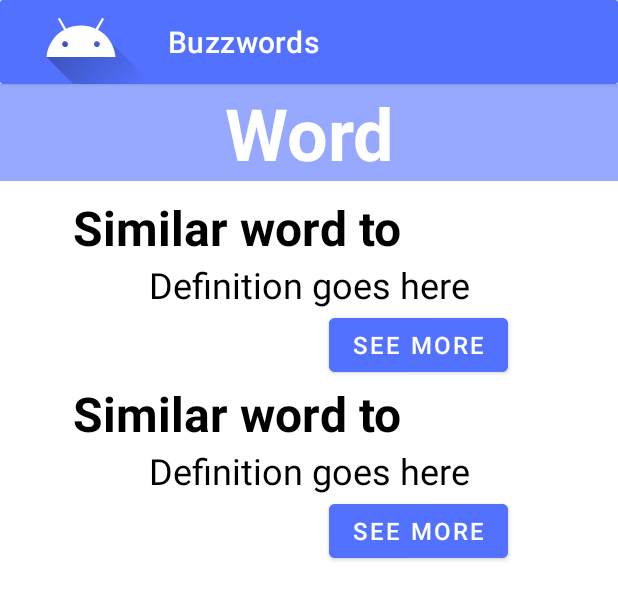
After one commit to ThomasPark32/Buzzwordsv1_1, an Android app: the layout activity_search_results.xml on its own in the app's theme, with its tools: preview values and no code run, on a phone screen of 412 x 824 dp. The commit adds this screen. Shown: the top 600 px of the screen. Run offline under Robolectric (Android 15) with nearby library versions, the phone set to English and light mode, and no system bars.

Commit message:
Finished search page, added goToSearch() method

```diff
--- a/app/src/main/AndroidManifest.xml
+++ b/app/src/main/AndroidManifest.xml
@@ -11,6 +11,9 @@
         android:supportsRtl="true"
         android:theme="@style/Theme.Buzzwordsv1_1"
         tools:targetApi="31">
+        <activity
+            android:name=".SearchResultsActivity"
+            android:exported="false" />
         <activity
             android:name=".DefinitionActivity"
             android:exported="false" />
--- a/app/src/main/java/com/example/buzzwordsv1_1/MainActivity.java
+++ b/app/src/main/java/com/example/buzzwordsv1_1/MainActivity.java
@@ -6,6 +6,7 @@ import android.content.Intent;
 import android.os.Bundle;
 import android.view.View;
 import android.view.Window;
+import android.widget.EditText;
 
 import com.google.firebase.database.DatabaseReference;
 import com.google.firebase.database.FirebaseDatabase;
@@ -23,4 +24,17 @@ public class MainActivity extends AppCompatActivity {
         Intent tent = new Intent(this, DefinitionActivity.class);
         startActivity(tent);
     }
+
+    public void goToSearch(View v) {
+        EditText searchTextBox = findViewById(R.id.searchTextBox);
+        String query = searchTextBox.getText().toString();
+
+        if (query.isEmpty()) {
+            searchTextBox.setHint("Please type a word.");
+        } else {
+            Intent tent = new Intent(this, SearchResultsActivity.class);
+            tent.putExtra("query",query);
+            startActivity(tent);
+        }
+    }
 }
--- /dev/null
+++ b/app/src/main/java/com/example/buzzwordsv1_1/SearchResultsActivity.java
@@ -0,0 +1,42 @@
+package com.example.buzzwordsv1_1;
+
+import androidx.appcompat.app.AppCompatActivity;
+
+import android.content.Intent;
+import android.os.Bundle;
+import android.view.View;
+import android.view.Window;
+import android.widget.TextView;
+
+public class SearchResultsActivity extends AppCompatActivity {
+
+    @Override
+    protected void onCreate(Bundle savedInstanceState) {
+        super.onCreate(savedInstanceState);
+        supportRequestWindowFeature(Window.FEATURE_NO_TITLE);
+        setContentView(R.layout.activity_search_results);
+
+        // Get the Intent that started this activity and extract the string to display
+
+        Intent tent = getIntent();
+        String query = tent.getStringExtra("query");
+
+        TextView SearchedWord = findViewById(R.id.SearchedWord);
+        SearchedWord.setText(query);
+
+        TextView SearchResult1Title = findViewById(R.id.SearchResult1Title);
+        SearchResult1Title.setText("Similar word to " + query);
+
+        TextView SearchResult2Title = findViewById(R.id.SearchResult2Title);
+        SearchResult2Title.setText("Another similar word to " + query);
+    }
+
+    public void returnToMain(View v){
+        finish();
+    }
+
+    public void goToDefinition(View v) {
+        Intent tents = new Intent(this, DefinitionActivity.class);
+        startActivity(tents);
+    }
+}
--- a/app/src/main/res/layout/activity_main.xml
+++ b/app/src/main/res/layout/activity_main.xml
@@ -85,6 +85,7 @@
                         android:layout_height="wrap_content"
                         android:text="Poggers (interjection)"
                         android:textAlignment="viewStart"
+                        android:textColor="#000000"
                         android:textIsSelectable="true"
                         android:textSize="32sp"
                         android:textStyle="bold" />
@@ -95,6 +96,7 @@
                         android:layout_height="wrap_content"
                         android:text="Used to express excitement or joy "
                         android:textAlignment="textStart"
+                        android:textColor="#000000"
                         android:textSize="20sp" />
                 </LinearLayout>
 
@@ -135,6 +137,7 @@
                         android:layout_height="wrap_content"
                         android:text="Debt ceiling (noun)"
                         android:textAlignment="viewStart"
+                        android:textColor="#000000"
                         android:textIsSelectable="true"
                         android:textSize="32sp"
                         android:textStyle="bold" />
@@ -145,6 +148,7 @@
                         android:layout_height="wrap_content"
                         android:text="Used to express excitement or joy "
                         android:textAlignment="textStart"
+                        android:textColor="#000000"
                         android:textSize="20sp" />
                 </LinearLayout>
 
@@ -153,6 +157,7 @@
                     android:layout_width="200dp"
                     android:layout_height="50dp"
                     android:backgroundTint="@color/buzzblue"
+                    android:onClick="goToDefinition"
                     android:text="@string/MoreText"
                     android:textSize="16sp"
                     app:layout_constraintBottom_toBottomOf="parent"
@@ -196,6 +201,19 @@
                     app:layout_constraintEnd_toEndOf="parent"
                     app:layout_constraintStart_toStartOf="parent"
                     app:layout_constraintTop_toBottomOf="@+id/searchTitle" />
+
+                <Button
+                    android:id="@+id/searchButton"
+                    android:layout_width="200dp"
+                    android:layout_height="50dp"
+                    android:backgroundTint="@color/buzzblue"
+                    android:onClick="goToSearch"
+                    android:text="@string/searchBoxStr"
+                    android:textSize="16sp"
+                    app:layout_constraintEnd_toEndOf="parent"
+                    app:layout_constraintHorizontal_bias="0.75"
+                    app:layout_constraintStart_toStartOf="parent"
+                    app:layout_constraintTop_toBottomOf="@+id/searchTextBox" />
             </androidx.constraintlayout.widget.ConstraintLayout>
 
             <androidx.constraintlayout.widget.ConstraintLayout
@@ -237,6 +255,7 @@
                         android:layout_height="wrap_content"
                         android:text="Deportation (noun)"
                         android:textAlignment="viewStart"
+                        android:textColor="#000000"
                         android:textIsSelectable="true"
                         android:textSize="32sp"
                         android:textStyle="bold" />
@@ -247,6 +266,7 @@
                         android:layout_height="wrap_content"
                         android:text="Act of sending people away from a country"
                         android:textAlignment="textStart"
+                        android:textColor="#000000"
                         android:textSize="20sp" />
                 </LinearLayout>
 
@@ -255,6 +275,7 @@
                     android:layout_width="200dp"
                     android:layout_height="50dp"
                     android:backgroundTint="@color/buzzblue"
+                    android:onClick="goToDefinition"
                     android:text="@string/MoreText"
                     android:textSize="16sp"
                     app:layout_constraintEnd_toEndOf="parent"
--- /dev/null
+++ b/app/src/main/res/layout/activity_search_results.xml
@@ -0,0 +1,154 @@
+<?xml version="1.0" encoding="utf-8"?>
+<androidx.constraintlayout.widget.ConstraintLayout xmlns:android="http://schemas.android.com/apk/res/android"
+    xmlns:app="http://schemas.android.com/apk/res-auto"
+    xmlns:tools="http://schemas.android.com/tools"
+    android:id="@+id/MainLayout"
+    android:layout_width="match_parent"
+    android:layout_height="match_parent"
+    tools:context=".SearchResultsActivity">
+
+    <androidx.cardview.widget.CardView
+        android:id="@+id/TopCard"
+        android:layout_width="match_parent"
+        android:layout_height="wrap_content"
+        app:layout_constraintEnd_toEndOf="parent"
+        app:layout_constraintStart_toStartOf="parent"
+        app:layout_constraintTop_toTopOf="parent">
+
+        <androidx.appcompat.widget.Toolbar
+            android:id="@+id/topBar"
+            android:layout_width="match_parent"
+            android:layout_height="wrap_content"
+            android:background="@color/buzzblue"
+            android:clickable="true"
+            android:layerType="none"
+            android:minHeight="?attr/actionBarSize"
+            android:onClick="returnToMain"
+            android:theme="?attr/actionBarTheme"
+            app:navigationIcon="@drawable/ic_launcher_foreground"
+            app:title="@string/title"
+            app:titleTextColor="#FFFFFF" />
+
+    </androidx.cardview.widget.CardView>
+
+    <TextView
+        android:id="@+id/SearchedWord"
+        android:layout_width="match_parent"
+        android:layout_height="wrap_content"
+        android:background="#9A5171FE"
+        android:text="Word"
+        android:textAlignment="center"
+        android:textColor="#FFFFFF"
+        android:textIsSelectable="true"
+        android:textSize="48sp"
+        android:textStyle="bold"
+        app:layout_constraintEnd_toEndOf="parent"
+        app:layout_constraintStart_toStartOf="parent"
+        app:layout_constraintTop_toBottomOf="@+id/TopCard" />
+
+    <ScrollView
+        android:id="@+id/ScrollableView"
+        android:layout_width="match_parent"
+        android:layout_height="match_parent"
+        android:layout_marginTop="130dp"
+        app:layout_constraintEnd_toEndOf="parent"
+        app:layout_constraintStart_toStartOf="parent"
+        app:layout_constraintTop_toBottomOf="@+id/SearchedWord">
+
+        <LinearLayout
+            android:id="@+id/MainBody"
+            android:layout_width="match_parent"
+            android:layout_height="wrap_content"
+            android:orientation="vertical">
+
+            <androidx.constraintlayout.widget.ConstraintLayout
+                android:id="@+id/SearchResult1"
+                android:layout_width="match_parent"
+                android:layout_height="match_parent">
+
+                <TextView
+                    android:id="@+id/SearchResult1Title"
+                    android:layout_width="wrap_content"
+                    android:layout_height="wrap_content"
+                    android:text="Similar word to"
+                    android:textColor="#000000"
+                    android:textSize="32sp"
+                    android:textStyle="bold"
+                    app:layout_constraintEnd_toEndOf="parent"
+                    app:layout_constraintHorizontal_bias="0.25"
+                    app:layout_constraintStart_toStartOf="parent"
+                    app:layout_constraintTop_toTopOf="parent" />
+
+                <TextView
+                    android:id="@+id/SearchResult1Def"
+                    android:layout_width="wrap_content"
+                    android:layout_height="wrap_content"
+                    android:text="Definition goes here"
+                    android:textAlignment="center"
+                    android:textColor="#000000"
+                    android:textSize="24sp"
+                    app:layout_constraintEnd_toEndOf="parent"
+                    app:layout_constraintStart_toStartOf="parent"
+                    app:layout_constraintTop_toBottomOf="@+id/SearchResult1Title" />
+
+                <Button
+                    android:id="@+id/SeeMoreResult1"
+                    android:layout_width="wrap_content"
+                    android:layout_height="wrap_content"
+                    android:backgroundTint="@color/buzzblue"
+                    android:onClick="goToDefinition"
+                    android:text="@string/MoreText"
+                    android:textSize="16sp"
+                    app:layout_constraintEnd_toEndOf="parent"
+                    app:layout_constraintHorizontal_bias="0.75"
+                    app:layout_constraintStart_toStartOf="parent"
+                    app:layout_constraintTop_toBottomOf="@+id/SearchResult1Def" />
+            </androidx.constraintlayout.widget.ConstraintLayout>
+
+            <androidx.constraintlayout.widget.ConstraintLayout
+                android:id="@+id/SearchResult2"
+                android:layout_width="match_parent"
+                android:layout_height="match_parent">
+
+                <TextView
+                    android:id="@+id/SearchResult2Title"
+                    android:layout_width="wrap_content"
+                    android:layout_height="wrap_content"
+                    android:text="Similar word to"
+                    android:textColor="#000000"
+                    android:textSize="32sp"
+                    android:textStyle="bold"
+                    app:layout_constraintEnd_toEndOf="parent"
+                    app:layout_constraintHorizontal_bias="0.25"
+                    app:layout_constraintStart_toStartOf="parent"
+                    app:layout_constraintTop_toTopOf="parent" />
+
+                <TextView
+                    android:id="@+id/SearchResult2Def"
+                    android:layout_width="wrap_content"
+                    android:layout_height="wrap_content"
+                    android:text="Definition goes here"
+                    android:textAlignment="center"
+                    android:textColor="#000000"
+                    android:textSize="24sp"
+                    app:layout_constraintEnd_toEndOf="parent"
+                    app:layout_constraintStart_toStartOf="parent"
+                    app:layout_constraintTop_toBottomOf="@+id/SearchResult2Title" />
+
+                <Button
+                    android:id="@+id/SeeMoreResult2"
+                    android:layout_width="wrap_content"
+                    android:layout_height="wrap_content"
+                    android:backgroundTint="@color/buzzblue"
+                    android:onClick="goToDefinition"
+                    android:text="@string/MoreText"
+                    android:textSize="16sp"
+                    app:layout_constraintEnd_toEndOf="parent"
+                    app:layout_constraintHorizontal_bias="0.75"
+                    app:layout_constraintStart_toStartOf="parent"
+                    app:layout_constraintTop_toBottomOf="@+id/SearchResult2Def" />
+            </androidx.constraintlayout.widget.ConstraintLayout>
+        </LinearLayout>
+    </ScrollView>
+
+</androidx.constraintlayout.widget.ConstraintLayout>
--- a/app/src/main/res/values/strings.xml
+++ b/app/src/main/res/values/strings.xml
@@ -20,4 +20,5 @@
     <string name="contactStr">Contact Us</string>
     <string name="copyrightTxt">Buzzwords Inc. 2023</string>
     <string name="poggersTest"><b><u>Poggers</u></b></string>
+    <string name="searchBoxStr">Search Word</string>
 </resources>
```
